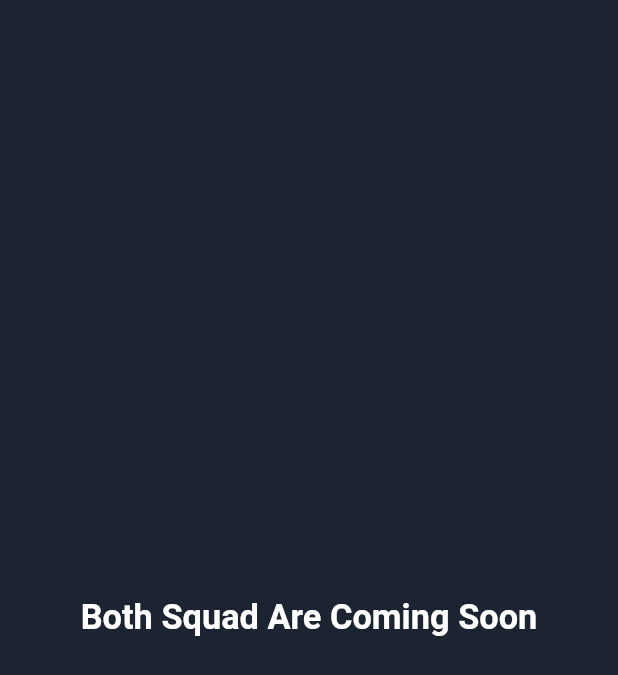
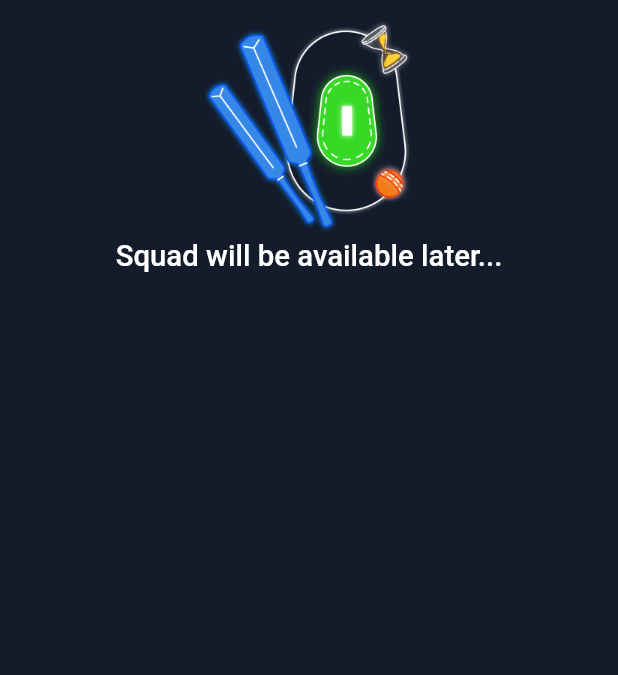
Before and after one commit to DhavalAjudiya/fantasy, a Flutter app: the SquadPage screen opened directly, on a phone screen of 412 x 824 dp. Shown: the top 675 px of the screen. Run offline on Flutter 3.47's test engine with Material 2 defaults, Android fonts, the light colour scheme and no system bars; our stand-ins replace badges, bot_toast, cloud_firestore, connectivity_plus, firebase_analytics, firebase_core and 8 more; missing offline and left inert: colorful_safe_area, facebook_audience_network, flutter_fgbg, flutter_sfsymbols, image_fade, ntp; accounts and stored records are empty; network calls fail.

Commit message:
add change

```diff
--- a/lib/modual/dashboard/bottom_bar/bottom_page.dart
+++ b/lib/modual/dashboard/bottom_bar/bottom_page.dart
@@ -62,9 +62,9 @@ class _BottomPageState extends State<BottomPage> {
           builder: (BuildContext context, int bValue, _) {
             return BottomNavigationBar(
               elevation: 0,
-              backgroundColor: Color(0xff060a13),
+              backgroundColor: const Color(0xff060a13),
               type: BottomNavigationBarType.fixed,
-              selectedItemColor: AppColor.white,
+              selectedItemColor: AppColor.itemColor,
               unselectedItemColor: AppColor.white.withOpacity(0.4),
               selectedLabelStyle: TextStyle(
                 fontSize: SizeUtils.fSize_14(),
--- a/lib/modual/dashboard/cricket_tabs/tab/squad_page.dart
+++ b/lib/modual/dashboard/cricket_tabs/tab/squad_page.dart
@@ -28,13 +28,16 @@ class _SquadPageState extends State<SquadPage> {
           vertical: SizeUtils.horizontalBlockSize * 3,
         ),
         child: homeController.squad1image.isEmpty && homeController.squad2image.isEmpty
-            ? Center(
-                child: AppText(
-                  "Both Squad Are Coming Soon",
-                  fontWeight: FontWeight.bold,
-                  color: AppColor.white,
-                  fontSize: SizeUtils.fSize_20(),
-                ),
+            ? Column(
+                children: [
+                  Center(child: Image.asset(AssetsPath.squad, scale: 2)),
+                  AppText(
+                    "Squad will be available later...",
+                    fontWeight: FontWeight.w500,
+                    color: AppColor.white,
+                    fontSize: SizeUtils.fSize_17(),
+                  ),
+                ],
               )
             : SingleChildScrollView(
                 child: Column(
--- a/lib/modual/dashboard/splash.dart
+++ b/lib/modual/dashboard/splash.dart
@@ -1,4 +1,6 @@
 import 'dart:async';
+
+import 'package:fantasyarenas/res/app_colors.dart';
 import 'package:fantasyarenas/utils/navigation_utils/navigation.dart';
 import 'package:fantasyarenas/utils/navigation_utils/routes.dart';
 import 'package:flutter/material.dart';
@@ -20,7 +22,7 @@ class _SplashPageState extends State<SplashPage> {
   @override
   Widget build(BuildContext context) {
     return Scaffold(
-      backgroundColor: Colors.white,
+      backgroundColor: AppColor.backGroundColor,
       body: Center(
         child: Container(
           margin: const EdgeInsets.symmetric(
--- a/lib/res/app_colors.dart
+++ b/lib/res/app_colors.dart
@@ -10,7 +10,8 @@ class AppColor {
   /// prashant color
   static const appBarColor = Color(0xff053F5E);
   static const backGroundLightColor = Color(0xffF6F5F5);
-  static const backGroundColor = Color(0xff1c2331);
+
+  static const backGroundColor = Color(0xff141c2c);
   static const itemColor = Color(0xff2a323f);
 
   static const textColor = Color(0xFFf6f7eb);
--- a/lib/res/assets_path.dart
+++ b/lib/res/assets_path.dart
@@ -12,4 +12,5 @@ class AssetsPath {
   static String toss = "${image}5524572.png";
   static String loaderImage = "${image}6773197.png";
   static String kabaddi = "${image}kabaddi.png";
+  static String squad = "${image}squad.png";
 }
--- a/pubspec.yaml
+++ b/pubspec.yaml
@@ -17,7 +17,7 @@ publish_to: 'none' # Remove this line if you wish to publish to pub.dev
 # https://developer.apple.com/library/archive/documentation/General/Reference/InfoPlistKeyReference/Articles/CoreFoundationKeys.html
 # In Windows, build-name is used as the major, minor, and patch parts
 # of the product and file versions while build-number is used as the build suffix.
-version: 1.0.0+2
+version: 1.0.1+5
 
 environment:
   sdk: '>=2.18.2 <3.0.0'
```
Also changed, not shown: lib/modual/dashboard/cricket_tabs/cricket.dart (+4 -4 lines), lib/modual/dashboard/cricket_tabs/tab/info_page.dart (+5 -2 lines), lib/modual/dashboard/home/page/home_page.dart (+7 -4 lines), assets/image/Arenas.png, assets/image/ic_luncher.png (added), assets/image/squad.png (added).
